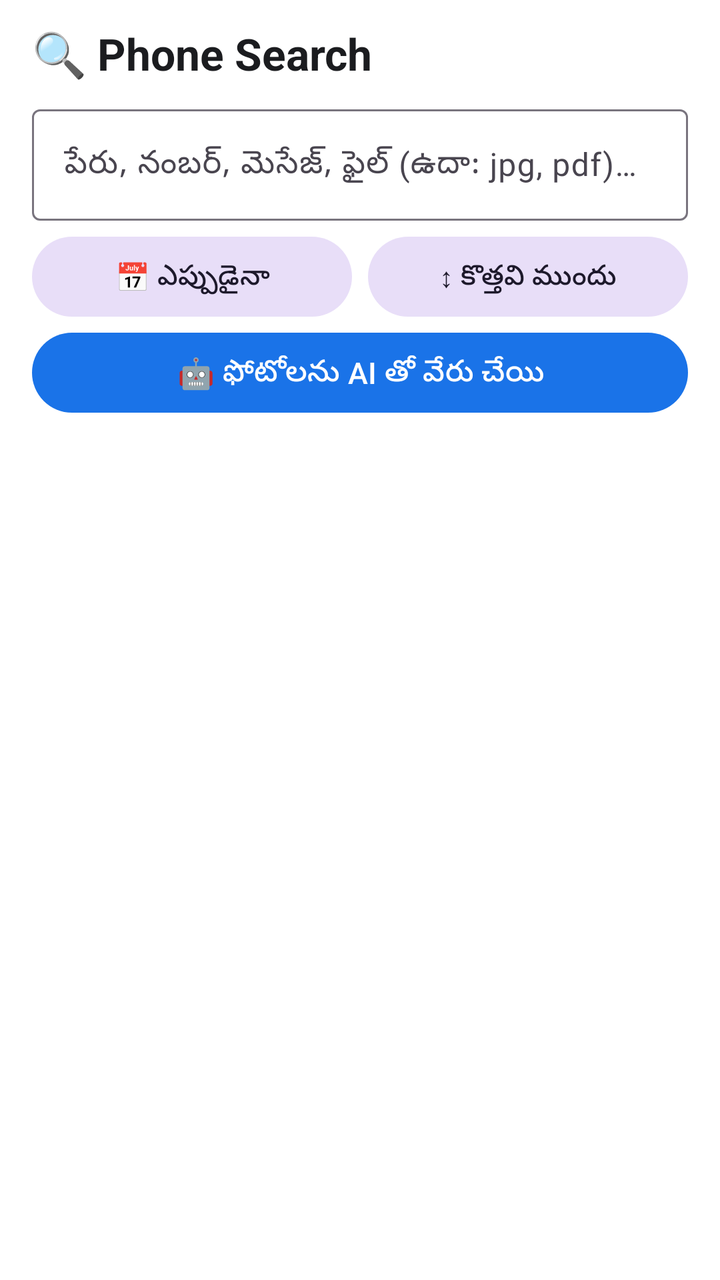
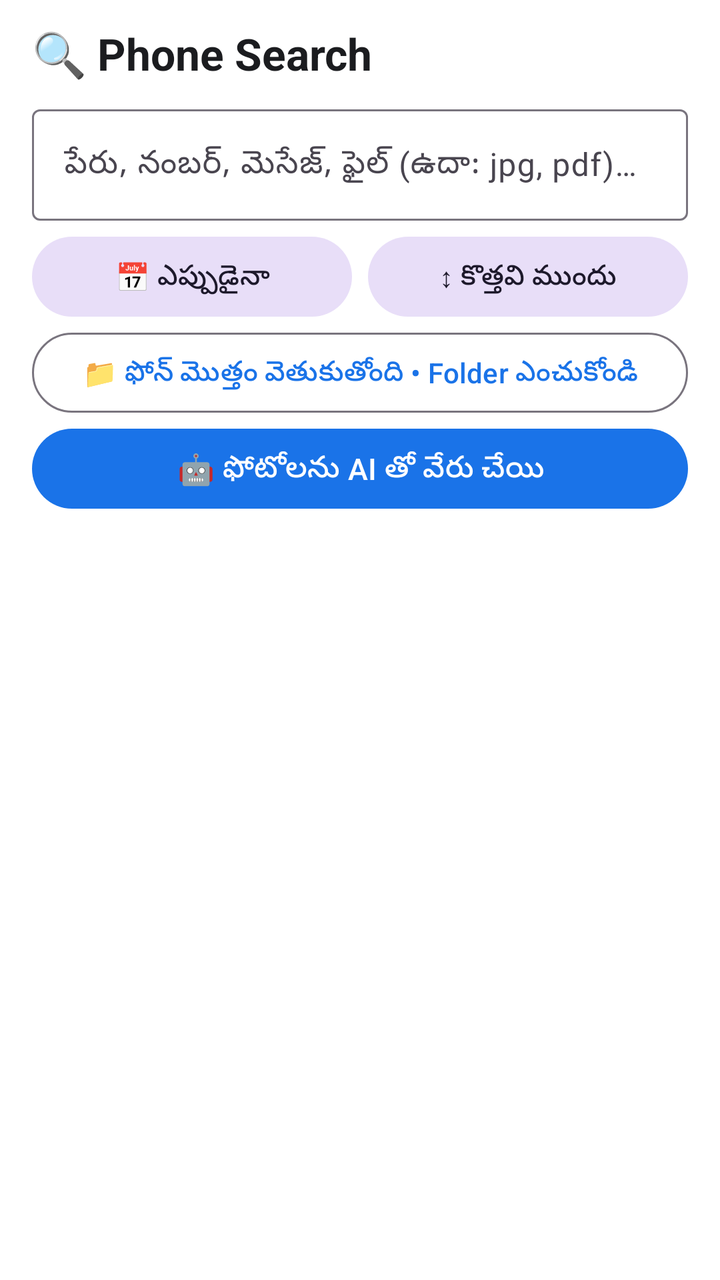

Compare the two renders of this Android layout. The source of the first and the diff that turns it into the second are given below.
<!-- AndroidManifest.xml: application theme Theme.PhoneSearch -->
<!-- res/layout/activity_main.xml -->
<?xml version="1.0" encoding="utf-8"?>
<LinearLayout xmlns:android="http://schemas.android.com/apk/res/android"
    android:id="@+id/root"
    android:layout_width="match_parent"
    android:layout_height="match_parent"
    android:background="@color/bg"
    android:orientation="vertical">

    <TextView
        android:layout_width="wrap_content"
        android:layout_height="wrap_content"
        android:paddingStart="16dp"
        android:paddingTop="12dp"
        android:paddingEnd="16dp"
        android:text="🔍 Phone Search"
        android:textColor="@color/text"
        android:textSize="22sp"
        android:textStyle="bold" />

    <com.google.android.material.textfield.TextInputLayout
        style="@style/Widget.Material3.TextInputLayout.OutlinedBox"
        android:layout_width="match_parent"
        android:layout_height="wrap_content"
        android:layout_marginStart="16dp"
        android:layout_marginTop="8dp"
        android:layout_marginEnd="16dp"
        android:hint="@string/search_hint"
        app:endIconMode="clear_text"
        xmlns:app="http://schemas.android.com/apk/res-auto">

        <com.google.android.material.textfield.TextInputEditText
            android:id="@+id/searchInput"
            android:layout_width="match_parent"
            android:layout_height="wrap_content"
            android:imeOptions="actionSearch"
            android:inputType="text"
            android:maxLines="1" />
    </com.google.android.material.textfield.TextInputLayout>

    <HorizontalScrollView
        android:layout_width="match_parent"
        android:layout_height="wrap_content"
        android:layout_marginTop="4dp"
        android:scrollbars="none">

        <com.google.android.material.chip.ChipGroup
            android:id="@+id/chipGroup"
            android:layout_width="wrap_content"
            android:layout_height="wrap_content"
            android:paddingStart="16dp"
            android:paddingEnd="16dp"
            app:selectionRequired="true"
            app:singleLine="true"
            app:singleSelection="true"
            xmlns:app="http://schemas.android.com/apk/res-auto" />
    </HorizontalScrollView>

    <LinearLayout
        android:layout_width="match_parent"
        android:layout_height="wrap_content"
        android:orientation="horizontal"
        android:paddingStart="16dp"
        android:paddingEnd="16dp">

        <com.google.android.material.button.MaterialButton
            android:id="@+id/dateButton"
            style="@style/Widget.Material3.Button.TonalButton"
            android:layout_width="0dp"
            android:layout_height="wrap_content"
            android:layout_marginEnd="8dp"
            android:layout_weight="1"
            android:text="@string/date_any" />

        <com.google.android.material.button.MaterialButton
            android:id="@+id/sortButton"
            style="@style/Widget.Material3.Button.TonalButton"
            android:layout_width="0dp"
            android:layout_height="wrap_content"
            android:layout_weight="1"
            android:text="@string/sort_newest" />
    </LinearLayout>

    <com.google.android.material.button.MaterialButton
        android:id="@+id/aiButton"
        android:layout_width="match_parent"
        android:layout_height="wrap_content"
        android:layout_marginStart="16dp"
        android:layout_marginEnd="16dp"
        android:text="🤖 ఫోటోలను AI తో వేరు చేయి"
        android:textSize="15sp" />

    <LinearLayout
        android:id="@+id/permBanner"
        android:layout_width="match_parent"
        android:layout_height="wrap_content"
        android:layout_marginStart="16dp"
        android:layout_marginTop="4dp"
        android:layout_marginEnd="16dp"
        android:background="@color/banner"
        android:gravity="center_vertical"
        android:orientation="horizontal"
        android:padding="10dp"
        android:visibility="gone">

        <TextView
            android:id="@+id/permText"
            android:layout_width="0dp"
            android:layout_height="wrap_content"
            android:layout_weight="1"
            android:textColor="@color/text"
            android:textSize="13sp" />

        <com.google.android.material.button.MaterialButton
            android:id="@+id/permButton"
            android:layout_width="wrap_content"
            android:layout_height="wrap_content"
            android:layout_marginStart="8dp"
            android:text="@string/grant" />
    </LinearLayout>

    <LinearLayout
        android:layout_width="match_parent"
        android:layout_height="wrap_content"
        android:gravity="center_vertical"
        android:orientation="horizontal"
        android:paddingStart="16dp"
        android:paddingTop="6dp"
        android:paddingEnd="16dp"
        android:paddingBottom="4dp">

        <TextView
            android:id="@+id/statusText"
            android:layout_width="0dp"
            android:layout_height="wrap_content"
            android:layout_weight="1"
            android:textColor="@color/text_muted"
            android:textSize="12sp" />

        <ProgressBar
            android:id="@+id/progress"
            style="?android:attr/progressBarStyleSmall"
            android:layout_width="18dp"
            android:layout_height="18dp"
            android:visibility="gone" />
    </LinearLayout>

    <androidx.recyclerview.widget.RecyclerView
        android:id="@+id/results"
        android:layout_width="match_parent"
        android:layout_height="0dp"
        android:layout_weight="1"
        android:clipToPadding="false"
        android:paddingBottom="16dp" />
    <LinearLayout
        android:id="@+id/selectionBar"
        android:layout_width="match_parent"
        android:layout_height="wrap_content"
        android:background="@color/surface"
        android:elevation="8dp"
        android:orientation="vertical"
        android:paddingStart="8dp"
        android:paddingTop="4dp"
        android:paddingEnd="8dp"
        android:paddingBottom="6dp"
        android:visibility="gone">

        <LinearLayout
            android:layout_width="match_parent"
            android:layout_height="wrap_content"
            android:gravity="center_vertical"
            android:orientation="horizontal">

            <com.google.android.material.button.MaterialButton
                android:id="@+id/selClose"
                style="@style/Widget.Material3.Button.TextButton"
                android:layout_width="wrap_content"
                android:layout_height="wrap_content"
                android:text="✕"
                android:textSize="18sp" />

            <TextView
                android:id="@+id/selCount"
                android:layout_width="0dp"
                android:layout_height="wrap_content"
                android:layout_weight="1"
                android:textColor="@color/text"
                android:textSize="16sp"
                android:textStyle="bold" />

            <com.google.android.material.button.MaterialButton
                android:id="@+id/selAll"
                style="@style/Widget.Material3.Button.TextButton"
                android:layout_width="wrap_content"
                android:layout_height="wrap_content"
                android:text="☑ అన్నీ ఎంచుకో" />
        </LinearLayout>

        <HorizontalScrollView
            android:layout_width="match_parent"
            android:layout_height="wrap_content"
            android:scrollbars="none">

            <LinearLayout
                android:layout_width="wrap_content"
                android:layout_height="wrap_content"
                android:orientation="horizontal">

                <com.google.android.material.button.MaterialButton
                    android:id="@+id/selAi"
                    android:layout_width="wrap_content"
                    android:layout_height="wrap_content"
                    android:layout_marginEnd="6dp"
                    android:text="🤖 AI తో సర్దు" />

                <com.google.android.material.button.MaterialButton
                    android:id="@+id/selMove"
                    android:layout_width="wrap_content"
                    android:layout_height="wrap_content"
                    android:layout_marginEnd="6dp"
                    android:text="📂 తరలించు" />

                <com.google.android.material.button.MaterialButton
                    android:id="@+id/selCopyTo"
                    style="@style/Widget.Material3.Button.TonalButton"
                    android:layout_width="wrap_content"
                    android:layout_height="wrap_content"
                    android:layout_marginEnd="6dp"
                    android:text="📑 Folder కి కాపీ" />

                <com.google.android.material.button.MaterialButton
                    android:id="@+id/selShare"
                    style="@style/Widget.Material3.Button.TonalButton"
                    android:layout_width="wrap_content"
                    android:layout_height="wrap_content"
                    android:layout_marginEnd="6dp"
                    android:text="📤 పంపు" />

                <com.google.android.material.button.MaterialButton
                    android:id="@+id/selCopyText"
                    style="@style/Widget.Material3.Button.TonalButton"
                    android:layout_width="wrap_content"
                    android:layout_height="wrap_content"
                    android:text="📋 Text కాపీ" />
            </LinearLayout>
        </HorizontalScrollView>
    </LinearLayout>
</LinearLayout>
<!-- resources referenced by this layout -->
<resources>
  <color name="banner">#FFF4E5</color>
  <color name="bg">#FFFFFF</color>
  <color name="surface">#F1F4F9</color>
  <color name="text">#1B1C1F</color>
  <color name="text_muted">#5F6368</color>
  <string name="date_any">📅 ఎప్పుడైనా</string>
  <string name="grant">అనుమతి ఇవ్వండి</string>
  <string name="search_hint">పేరు, నంబర్, మెసేజ్, ఫైల్ (ఉదా: jpg, pdf)…</string>
  <string name="sort_newest">↕ కొత్తవి ముందు</string>
  <style name="Theme.PhoneSearch" parent="Theme.Material3.DayNight.NoActionBar">
          <item name="colorPrimary">@color/brand</item>
          <item name="android:windowBackground">@color/bg</item>
          <item name="android:statusBarColor">@color/bg</item>
      </style>
  <color name="brand">#1A73E8</color>
</resources>

<!-- the commit's change to res/layout/activity_main.xml (unified diff, before → after) -->
@@ -79,6 +79,17 @@
             android:layout_weight="1"
             android:text="@string/sort_newest" />
     </LinearLayout>
+
+    <com.google.android.material.button.MaterialButton
+        android:id="@+id/folderButton"
+        style="@style/Widget.Material3.Button.OutlinedButton"
+        android:layout_width="match_parent"
+        android:layout_height="wrap_content"
+        android:layout_marginStart="16dp"
+        android:layout_marginEnd="16dp"
+        android:ellipsize="middle"
+        android:maxLines="1"
+        android:text="📁 ఫోన్ మొత్తం వెతుకుతోంది • Folder ఎంచుకోండి" />
 
     <com.google.android.material.button.MaterialButton
         android:id="@+id/aiButton"
